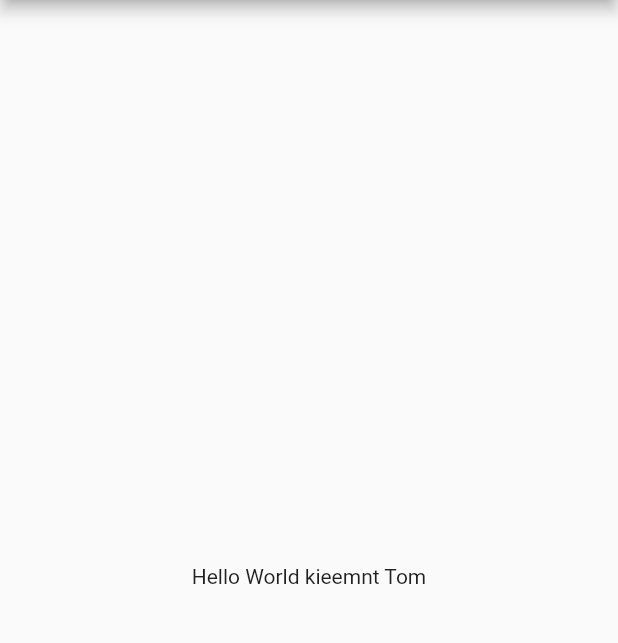
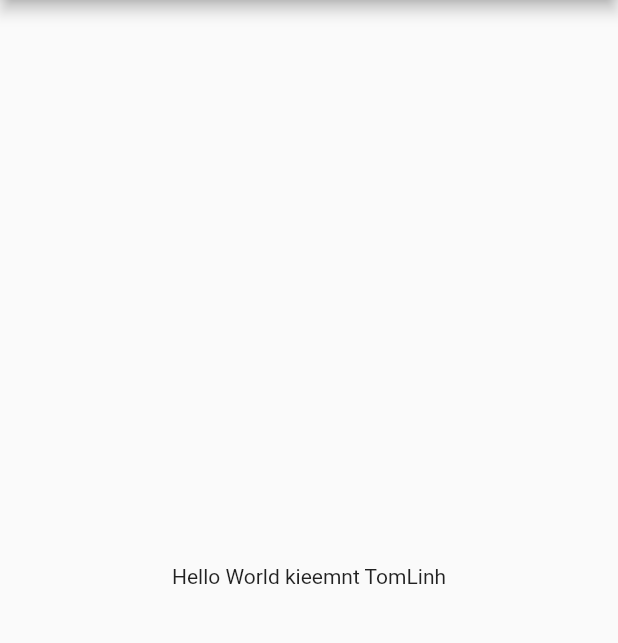
Before and after one commit to rongcatlinh/Flutter, a Flutter app: the screen it shows after launch, on a phone screen of 412 x 824 dp, the part 84-727 px from its top. Run offline on Flutter 3.47's test engine with Material 2 defaults, Android fonts, the phone set to English and light mode, and no system bars.

```diff
--- a/lib/main.dart
+++ b/lib/main.dart
@@ -14,7 +14,7 @@ class MyApp extends StatelessWidget {
           title: const Text('Welcome to Flutter'),
         ),
         body: const Center(
-          child: Text('Hello World kieemnt Tom'),
+          child: Text('Hello World kieemnt TomLinh'),
         ),
       ),
     );
```
